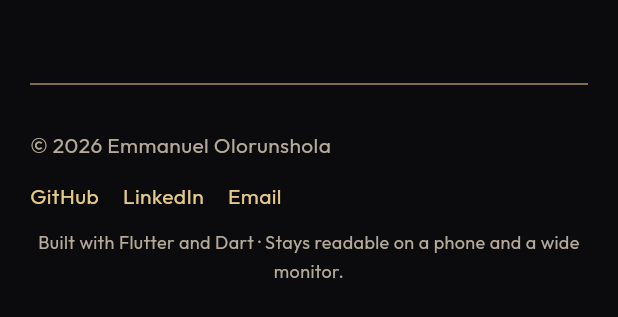
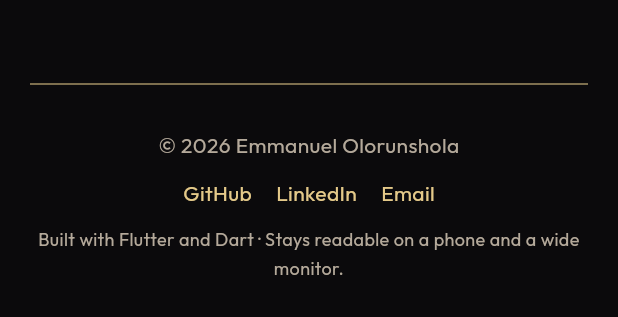
Before and after one commit to eokdev/eokdev-portfolio, a Flutter app: the SiteFooter widget shown alone on an empty page, opened directly, on a phone screen of 412 x 824 dp. Shown: the top 317 px of the screen. Run offline on Flutter 3.47's test engine with Material 3 defaults, Android fonts, the phone set to English and light mode, and no system bars; our stand-ins replace google_fonts, visibility_detector, web; missing offline and left inert: dart:js_interop; network calls fail.

Commit message:
bug fixes

```diff
--- a/lib/sections/site_footer.dart
+++ b/lib/sections/site_footer.dart
@@ -24,28 +24,22 @@ class SiteFooter extends StatelessWidget {
         child: ConstrainedBox(
           constraints: BoxConstraints(maxWidth: context.siteMax),
           child: Column(
-            crossAxisAlignment: CrossAxisAlignment.stretch,
             children: [
               Divider(color: AppColors.border.withValues(alpha: 0.7)),
               const SizedBox(height: 22),
-              Wrap(
-                alignment: WrapAlignment.spaceBetween,
-                runAlignment: WrapAlignment.center,
-                runSpacing: 12,
-                spacing: 16,
-                children: [
               Text(
                 '© $year ${profile.fullName}',
+                textAlign: TextAlign.center,
                 style: Theme.of(context).textTheme.bodyMedium,
               ),
+              const SizedBox(height: 10),
               Wrap(
+                alignment: WrapAlignment.center,
                 spacing: 16,
                 children: [
                   _Link('GitHub', () => openUrl(profile.github)),
                   _Link('LinkedIn', () => openUrl(profile.linkedin)),
                   _Link('Email', () => openMail(profile.email)),
-                    ],
-                  ),
                 ],
               ),
               const SizedBox(height: 10),
--- a/lib/sections/work_section.dart
+++ b/lib/sections/work_section.dart
@@ -167,7 +167,9 @@ class ScreenshotStrip extends StatelessWidget {
     final height = context.isCompact ? 240.0 : 300.0;
     return SizedBox(
       height: height,
-      child: ListView.separated(
+      child: ScrollConfiguration(
+        behavior: ScrollConfiguration.of(context).copyWith(scrollbars: false),
+        child: ListView.separated(
         scrollDirection: Axis.horizontal,
         cacheExtent: 280,
         addAutomaticKeepAlives: false,
@@ -183,6 +185,7 @@ class ScreenshotStrip extends StatelessWidget {
             ),
           );
         },
+      ),
       ),
     );
   }
```
Also changed, not shown: lib/pages/home_page.dart (+7 -1 lines). Lines whose indentation alone changed are shown as unchanged.
